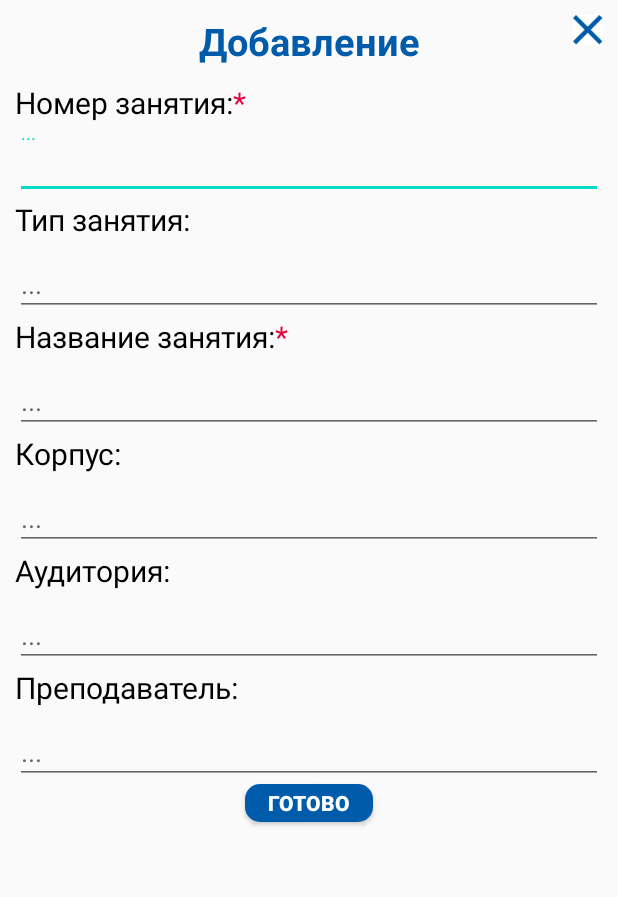
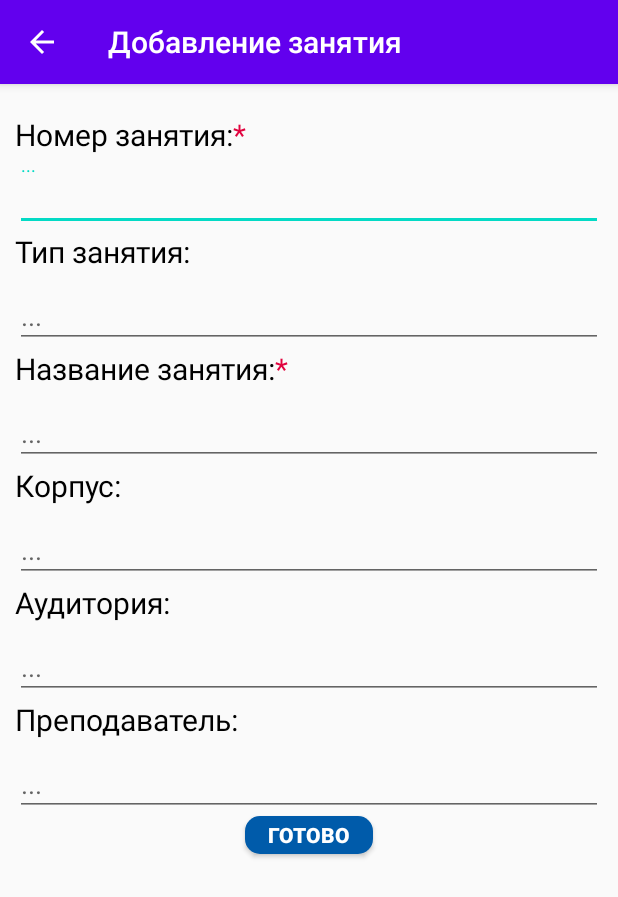
Before and after one commit to Cir2100/DeadSpace, an Android app: the AddScheduleActivity screen opened directly, with no data from a screen before it, on a phone screen of 412 x 824 dp. Shown: the top 897 px of the screen. Run offline under Robolectric (Android 15) with nearby library versions, the phone set to English and light mode, and no system bars; our stand-ins replace Room's generated code, data binding.

Commit message:
Сделан ActionBar в add_schedule_activity и add_deadline_activity

```diff
--- a/app/src/main/AndroidManifest.xml
+++ b/app/src/main/AndroidManifest.xml
@@ -15,14 +15,12 @@
         android:supportsRtl="true"
         android:theme="@style/Theme.DeadSpace">
         <activity
-            android:name=".ui.schedule.add.AddScheduleActivity"
-            android:theme="@style/Theme.DeadSpace.NoActionBar"/>
+            android:name=".ui.schedule.add.AddScheduleActivity"/>
         <activity
             android:name=".ui.schedule.main.ScheduleActivity"
             android:theme="@style/Theme.DeadSpace.NoActionBar" />
         <activity
-            android:name=".ui.deadlines.add.AddDeadlineActivity"
-            android:theme="@style/Theme.DeadSpace.NoActionBar" />
+            android:name=".ui.deadlines.add.AddDeadlineActivity" />
         <activity
             android:name=".ui.exams.ExamActivity"
             android:label="@string/title_activity_test"
--- a/app/src/main/java/com/example/deadspace/ui/schedule/add/AddScheduleActivity.kt
+++ b/app/src/main/java/com/example/deadspace/ui/schedule/add/AddScheduleActivity.kt
@@ -18,6 +18,12 @@ class AddScheduleActivity : AppCompatActivity() {
     override fun onCreate(savedInstanceState: Bundle?) {
         super.onCreate(savedInstanceState)
 
+        setContentView(R.layout.add_schedule_activity)
+        val actionbar = supportActionBar
+        actionbar!!.title = "Добавление занятия"
+        actionbar.setDisplayHomeAsUpEnabled(true)
+        actionbar.setDisplayHomeAsUpEnabled(true)
+
         val database = getDatabase(this)
 
         viewModel = ViewModelProvider(
@@ -29,18 +35,11 @@ class AddScheduleActivity : AppCompatActivity() {
         binding.viewModel = viewModel
         binding.lifecycleOwner = this
 
-        binding.addPairButton.setOnClickListener {
-            viewModel.addPair()
-            onClickBackAddRasp(binding.closeButton)
-        }
-
     }
 
-    fun onClickBackAddRasp(view:View)
-    {
-        val backAddRaspIntent = Intent(this, ScheduleActivity::class.java)
-        startActivity(backAddRaspIntent)
+    override fun onSupportNavigateUp(): Boolean {
+        onBackPressed()
+        return true
     }
-
     //TODO : use onSavedInstanceState or savedStateHandle
 }
--- a/app/src/main/res/layout/add_schedule_activity.xml
+++ b/app/src/main/res/layout/add_schedule_activity.xml
@@ -15,29 +15,6 @@
         android:padding="@dimen/all_padding">
 
         <TextView
-            android:id="@+id/RaspAdd"
-            android:layout_width="wrap_content"
-            android:layout_height="wrap_content"
-            android:text="Добавление"
-            android:textColor="@color/suai_dark_blue"
-            android:textSize="25sp"
-            android:textStyle="bold"
-            app:layout_constraintEnd_toEndOf="parent"
-            app:layout_constraintStart_toStartOf="parent"
-            app:layout_constraintTop_toTopOf="parent" />
-
-        <ImageButton
-            android:id="@+id/close_button"
-            android:layout_width="20dp"
-            android:layout_height="20dp"
-            android:background="@color/white"
-            android:onClick="onClickBackAddRasp"
-            android:scaleType="fitStart"
-            app:layout_constraintEnd_toEndOf="parent"
-            app:layout_constraintTop_toTopOf="parent"
-            app:srcCompat="@drawable/cross" />
-
-        <TextView
             android:id="@+id/EnterNumberPair"
             android:layout_width="wrap_content"
             android:layout_height="wrap_content"
@@ -46,7 +23,7 @@
             android:textColor="@color/black"
             android:textSize="20sp"
             app:layout_constraintStart_toStartOf="parent"
-            app:layout_constraintTop_toBottomOf="@id/RaspAdd" />
+            app:layout_constraintTop_toTopOf="parent" />
 
         <TextView
             android:layout_width="wrap_content"
@@ -56,7 +33,7 @@
             android:textColor="@color/suai_red"
             android:textSize="20sp"
             app:layout_constraintStart_toEndOf="@id/EnterNumberPair"
-            app:layout_constraintTop_toBottomOf="@id/RaspAdd" />
+            app:layout_constraintTop_toTopOf="parent" />
 
         <com.google.android.material.textfield.TextInputLayout
             android:id="@+id/input_1"
```
Also changed, not shown: app/src/main/java/com/example/deadspace/ui/deadlines/add/AddDeadlineActivity.kt (+9 -14 lines), app/src/main/res/layout/add_deadline_activity.xml (+1 -26 lines).
